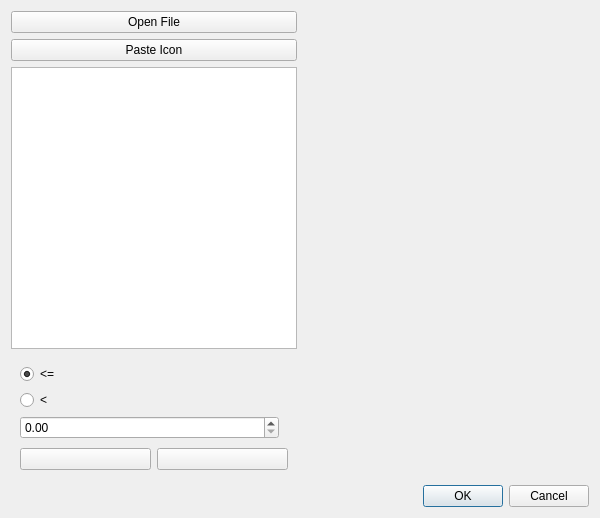
Above: src/pythonGui/karabogui/controllers/icons.ui from European-XFEL/Karabo before the change. Below: the same form after it.
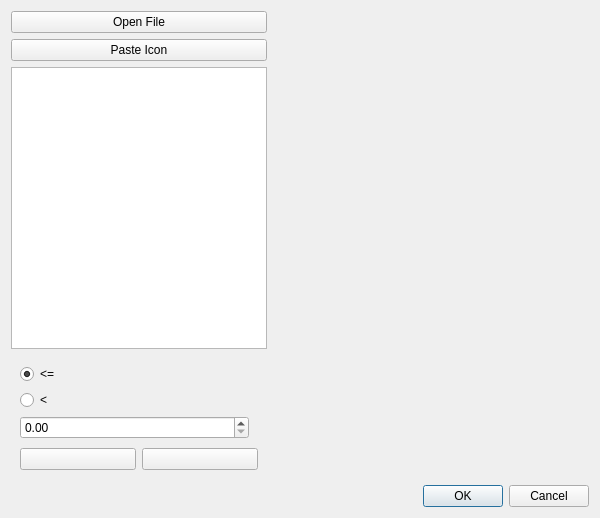
That is the form after the change. Icons and pictures are not drawn. Custom widgets are drawn as their Qt base class.

Commit message: GUI: Fix icons widget

What changed in the file:
```diff
--- a/src/pythonGui/karabogui/controllers/icons.ui
+++ b/src/pythonGui/karabogui/controllers/icons.ui
@@ -15,7 +15,7 @@
   </property>
   <layout class="QVBoxLayout" name="verticalLayout_6">
    <item>
-    <layout class="QHBoxLayout" name="horizontalLayout_2">
+    <layout class="QHBoxLayout" name="horizontalLayout_2" stretch="0,2">
      <item>
       <layout class="QVBoxLayout" name="verticalLayout_4">
        <item>
@@ -255,7 +255,7 @@
      <item>
       <widget class="Label" name="image">
        <property name="sizePolicy">
-        <sizepolicy hsizetype="Expanding" vsizetype="Preferred">
+        <sizepolicy hsizetype="Preferred" vsizetype="Preferred">
          <horstretch>0</horstretch>
          <verstretch>0</verstretch>
         </sizepolicy>
```
The commit also changes 3 other files.
